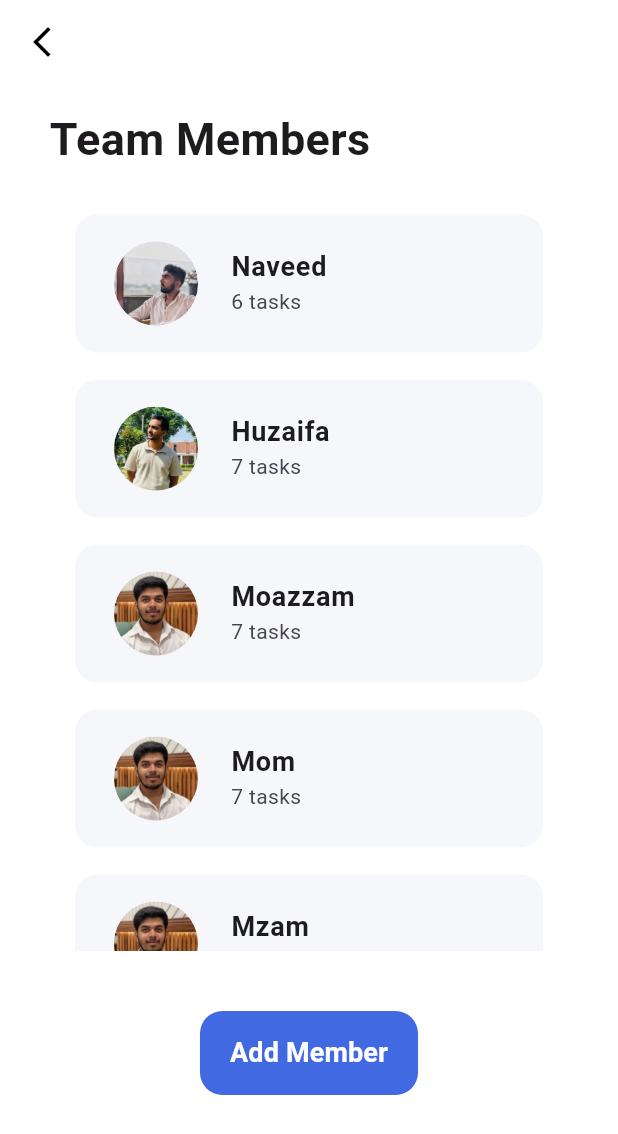
After one commit to Moazzamkhan19/Shigoto, a Flutter app: the TeamMemberScreen screen opened by its route, on a phone screen of 412 x 824 dp. The commit adds this screen. Shown: the top 1134 px of the screen. Run offline on Flutter 3.47's test engine with Material 3 defaults, Android fonts, the phone set to English and light mode, and no system bars; our stand-ins replace fl_chart, flutter_signin_button.

Commit message:
Analytics & TeamMember Screens - Naveed

```diff
--- /dev/null
+++ b/lib/View/TeamMembersScreen.dart
@@ -0,0 +1,148 @@
+import 'package:flutter/material.dart';
+
+class TeamMemberScreen extends StatefulWidget {
+  const TeamMemberScreen({super.key});
+
+  @override
+  State<TeamMemberScreen> createState() => _TeamMemberScreenState();
+}
+
+class _TeamMemberScreenState extends State<TeamMemberScreen> {
+  final List<Member> members = [
+    Member(name: "Naveed", taskCount: 6, profileImageUrl: "assets/images/naveed.png"),
+    Member(name: "Huzaifa", taskCount: 7, profileImageUrl: "assets/images/huzaifa.png"),
+    Member(name: "Moazzam", taskCount: 7, profileImageUrl: "assets/images/moazzam.png"),
+    Member(name: "Mom", taskCount: 7, profileImageUrl: "assets/images/moazzam.png"),
+    Member(name: "Mzam", taskCount: 7, profileImageUrl: "assets/images/moazzam.png"),
+    Member(name: "Moaam", taskCount: 7, profileImageUrl: "assets/images/moazzam.png"),
+    Member(name: "Moazzm", taskCount: 7, profileImageUrl: "assets/images/moazzam.png"),
+    Member(name: "Moazam", taskCount: 7, profileImageUrl: "assets/images/moazzam.png"),
+    Member(name: "Moazamad", taskCount: 7, profileImageUrl: "assets/images/moazzam.png"),
+    Member(name: "Mzzam", taskCount: 7, profileImageUrl: null),
+  ];
+
+  @override
+  Widget build(BuildContext context) {
+    return Scaffold(
+      backgroundColor: Colors.white,
+      appBar: AppBar(
+        backgroundColor: Colors.white,
+        elevation: 0,
+        surfaceTintColor: Colors.transparent,
+        leading: IconButton(
+          icon: const Icon(Icons.arrow_back_ios_new, color: Colors.black),
+          onPressed: () {
+            Navigator.pop(context);
+          },
+        ),
+      ),
+      body: Column(
+        crossAxisAlignment: CrossAxisAlignment.start,
+        children: [
+          const SizedBox(height: 15),
+          const Padding(
+            padding: EdgeInsets.only(left: 33),
+            child: Text(
+              "Team Members",
+              style: TextStyle(
+                fontWeight: FontWeight.bold,
+                fontSize: 30,
+              ),
+            ),
+          ),
+          const SizedBox(height: 20),
+          Center(
+            child: Container(
+              height: 500,
+              width: 330,
+              decoration: BoxDecoration(
+                color: Colors.white,
+                borderRadius: BorderRadius.circular(20),
+              ),
+              child: ScrollConfiguration(
+                behavior: const ScrollBehavior().copyWith(overscroll: false),
+                child: ListView.builder(
+                  itemCount: members.length,
+                  itemBuilder: (context, index) {
+                    final member = members[index];
+                    return Padding(
+                      padding: const EdgeInsets.symmetric(horizontal: 9, vertical: 9),
+                      child: Container(
+                        decoration: BoxDecoration(
+                          color: const Color(0xFFF5F7FB),
+                          borderRadius: BorderRadius.circular(15),
+                        ),
+                        child: ListTile(
+                          contentPadding: const EdgeInsets.symmetric(horizontal: 20, vertical: 10),
+                          leading: member.profileImageUrl == null
+                              ? CircleAvatar(
+                            radius: 34,
+                            backgroundColor: Colors.blue,
+                            child: Text(
+                              member.name[0].toUpperCase(),
+                              style: const TextStyle(
+                                color: Colors.white,
+                                fontSize: 16,
+                                fontWeight: FontWeight.bold,
+                              ),
+                            ),
+                          )
+                              : CircleAvatar(
+                            radius: 34,
+                            backgroundImage: AssetImage(member.profileImageUrl!),
+                          ),
+                          title: Text(
+                            member.name,
+                            style: const TextStyle(
+                              fontSize: 18,
+                              fontWeight: FontWeight.bold,
+                            ),
+                          ),
+                          subtitle: Text('${member.taskCount} tasks'),
+                        ),
+                      ),
+                    );
+                  },
+                ),
+              ),
+            ),
+          ),
+          const SizedBox(height: 40),
+          Center(
+            child: ElevatedButton(
+              onPressed: () {},
+              style: ElevatedButton.styleFrom(
+                backgroundColor: const Color(0xFF4169E1),
+                padding: const EdgeInsets.symmetric(vertical: 15, horizontal: 20),
+                shape: RoundedRectangleBorder(
+                  borderRadius: BorderRadius.circular(15),
+                ),
+                elevation: 0,
+              ),
+              child: const Text(
+                "Add Member",
+                style: TextStyle(
+                  fontSize: 18,
+                  fontWeight: FontWeight.bold,
+                  color: Colors.white,
+                ),
+              ),
+            ),
+          ),
+        ],
+      ),
+    );
+  }
+}
+
+class Member {
+  final String name;
+  final int taskCount;
+  final String? profileImageUrl;
+
+  Member({
+    required this.name,
+    required this.taskCount,
+    this.profileImageUrl,
+  });
+}
--- a/lib/View/createTaskScreen.dart
+++ b/lib/View/createTaskScreen.dart
@@ -114,7 +114,7 @@ class _CreateTaskScreenState extends State<CreateTaskScreen> {
                       onPressed: () {
                       },
                       style: ElevatedButton.styleFrom(
-                        backgroundColor: Colors.white,
+                        backgroundColor: Color(0xFF4169E1),
                         foregroundColor: Colors.black,
                         padding: EdgeInsets.symmetric(vertical: 15, horizontal: 20),
                         shape: RoundedRectangleBorder(
--- a/lib/main.dart
+++ b/lib/main.dart
@@ -1,5 +1,7 @@
 import 'package:flutter/material.dart';
+import 'package:shigoto/View/AnalyticsScreen.dart';
 import 'package:shigoto/View/SplashScreen.dart';
+import 'package:shigoto/View/TeamMembersScreen.dart';
 import 'package:shigoto/View/createTaskScreen.dart';
 import 'package:shigoto/View/LoginScreen.dart';
 import 'package:shigoto/View/DashboardScreen.dart';
@@ -24,6 +26,8 @@ class MyApp extends StatelessWidget {
         '/ProjectBoard': (context) => const Projectboardscreen(),
         '/CreateTask': (context) => CreateTaskScreen(),
         '/TaskDetail': (context)=>Taskdetail(),
+        '/TeamMember': (context) => TeamMemberScreen(),
+        'Analytics': (context) => AnalyticsScreen(),
       },
     );
   }
--- a/pubspec.yaml
+++ b/pubspec.yaml
@@ -29,6 +29,8 @@ dependencies:
   flutter:
     sdk: flutter
   flutter_signin_button: ^2.0.0
+  fl_chart: ^0.70.0
+
 
   # The following adds the Cupertino Icons font to your application.
   # Use with the CupertinoIcons class for iOS style icons.
```
Also changed, not shown: lib/View/AnalyticsScreen.dart (added, +137 -0 lines), pubspec.lock.
